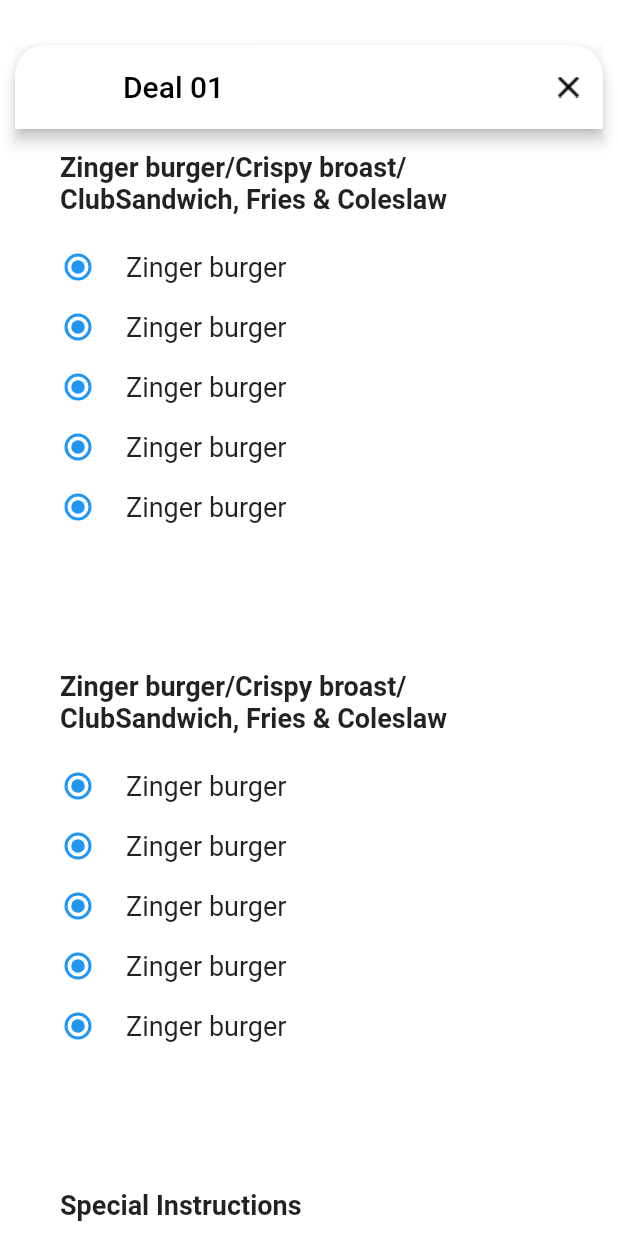
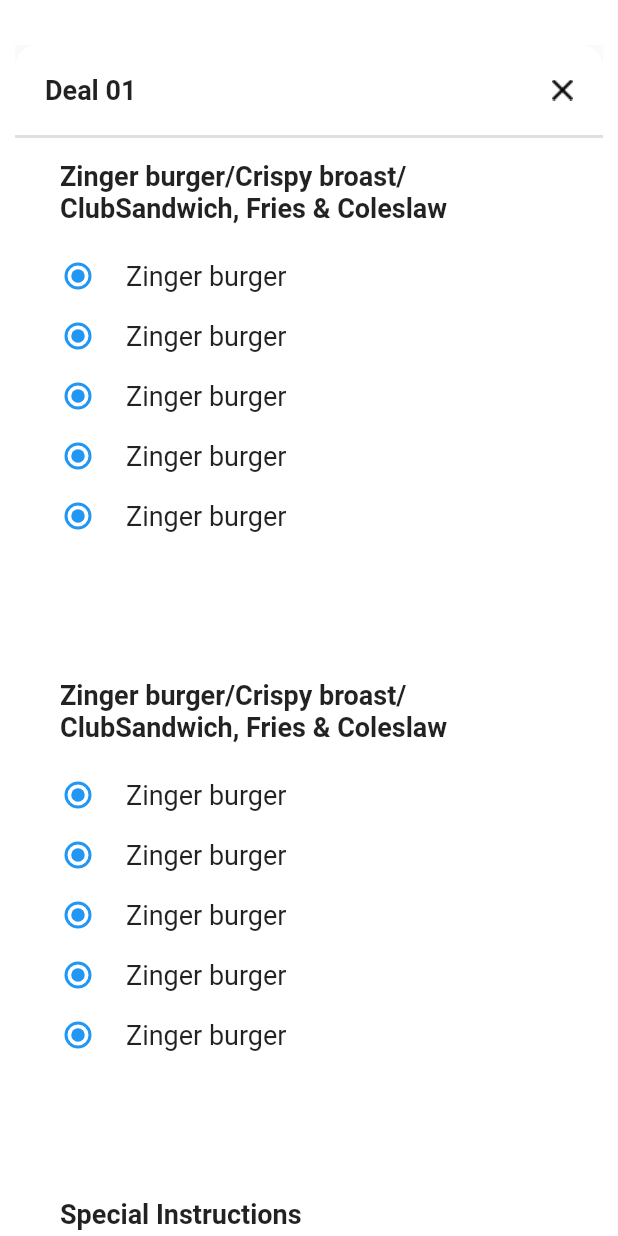
Before and after one commit to MohammadAzeem7890/FoodPanda, a Flutter app: the UpdateDealSheet screen opened directly, on a phone screen of 412 x 824 dp. Run offline on Flutter 3.47's test engine with Material 2 defaults, Android fonts, the phone set to English and light mode, and no system bars.

Commit message:
Front end of the app is almost compeleted.. needs abit of work..

```diff
--- a/lib/View/Design/UpdateDealSheet.dart
+++ b/lib/View/Design/UpdateDealSheet.dart
@@ -1,5 +1,6 @@
 import 'package:flutter/cupertino.dart';
 import 'package:flutter/material.dart';
+import 'package:foodpanda/View/Design/DeliveryAreaList.dart';
 import 'package:foodpanda/View/Design/HomePage.dart';
 import 'package:foodpanda/View/components/PrimaryButton.dart';
 import 'package:foodpanda/View/components/primaryTextField.dart';
@@ -17,34 +18,31 @@ class _UpdateDealSheetState extends State<UpdateDealSheet> {
     return Padding(
       padding: const EdgeInsets.only(left: 10, right: 10, top: 30),
       child: Scaffold(
-        appBar: AppBar(
-          shape: RoundedRectangleBorder(
-            borderRadius: BorderRadius.only(topLeft: Radius.circular(20),
-            topRight: Radius.circular(20)),
-          ),
-          backgroundColor: Colors.white,
-          title: Row(
-            mainAxisAlignment: MainAxisAlignment.spaceBetween,
-            children: [
-              Text("Deal 01", style: TextStyle(color: Colors.black),),
-              GestureDetector(
-                onTap: (){
-                  Navigator.of(context).pop();
-                },
-                  child: Image.asset('assets/images/crossIcon.png')),
-            ],
-          ),
-        ),
-        body: SingleChildScrollView(
-          child: Container(
+        body: Container(
           width: double.maxFinite,
           height: MediaQuery.of(context).size.height,
           decoration: new BoxDecoration(
             color: Colors.white,
             borderRadius: BorderRadius.only(topLeft: Radius.circular(15), topRight: Radius.circular(15)),
           ),
+          child: SingleChildScrollView(
             child: Column(
               children: <Widget>[
+                Container(
+                  height: 60,
+                  padding: const EdgeInsets.symmetric(horizontal: 20, vertical: 8),
+                  child: Row(
+                    mainAxisAlignment: MainAxisAlignment.spaceBetween,
+                    children: [
+                    Text("Deal 01", style: TextStyle(fontWeight: FontWeight.bold, fontSize: 18),),
+                    GestureDetector(
+                        onTap: (){
+                          Navigator.of(context).pop();
+                        },
+                        child: Image.asset('assets/images/crossIcon.png')),
+                  ],),
+                ),
+                Divider(thickness: 2, height: 2, color: Colors.black12,),
                 radioHeading("Zinger burger/Crispy broast/ClubSandwich, Fries & Coleslaw"),
                 listOfRadioItems(context),
                 radioHeading("Zinger burger/Crispy broast/ClubSandwich, Fries & Coleslaw"),
@@ -55,10 +53,10 @@ class _UpdateDealSheetState extends State<UpdateDealSheet> {
                       "Special Instructions"),
                 ),
                 Padding(
-                  padding: const EdgeInsets.only(bottom: 8),
+                  padding: const EdgeInsets.only(bottom: 5),
                   child: Text("You can write down here any special instructions", style: TextStyle(fontSize: 12, color: Colors.black38),),
                 ),
-                PrimaryTextField(placeholder: "E.g: No mayo", controller: specialInstructions, maxLines: 4,),
+                PrimaryTextField(placeholder: "E.g: No mayo", controller: specialInstructions, maxLines: 5,),
                 Padding(
                   padding: const EdgeInsets.symmetric(vertical: 12, horizontal: 17),
                   child: Align(
@@ -66,7 +64,7 @@ class _UpdateDealSheetState extends State<UpdateDealSheet> {
                     child: PrimaryButton(
                       title: "Update",
                       onPressed: (){
-                      Navigator.of(context).push(MaterialPageRoute(builder: (context) => HomePage()));
+                        Navigator.of(context).push(MaterialPageRoute(builder: (context) => DeliveryAreaList()));
                       },),
                   ),
                 )
--- a/lib/View/components/BottomSheet.dart
+++ b/lib/View/components/BottomSheet.dart
@@ -1,4 +1,5 @@
 import 'package:flutter/material.dart';
+import 'package:foodpanda/View/Design/CheckOutForm.dart';
 
 class PrimaryBottomSheet extends StatefulWidget {
   @override
@@ -14,6 +15,8 @@ class _PrimaryBottomSheetState extends State<PrimaryBottomSheet> {
       color: Colors.white54,
       child: Padding(
         padding: const EdgeInsets.symmetric(horizontal: 10),
+        child: GestureDetector(
+          onTap: () => Navigator.of(context).push(MaterialPageRoute(builder: (context) => CheckOutForm())),
           child: Row(
             mainAxisAlignment: MainAxisAlignment.spaceBetween,
             children: [
@@ -23,6 +26,7 @@ class _PrimaryBottomSheetState extends State<PrimaryBottomSheet> {
             ],
           ),
         ),
+      ),
     );
   }
 }
```
Also changed, not shown: lib/View/Design/DeliveryAreaList.dart (added, +77 -0 lines). Lines whose indentation alone changed are shown as unchanged.
